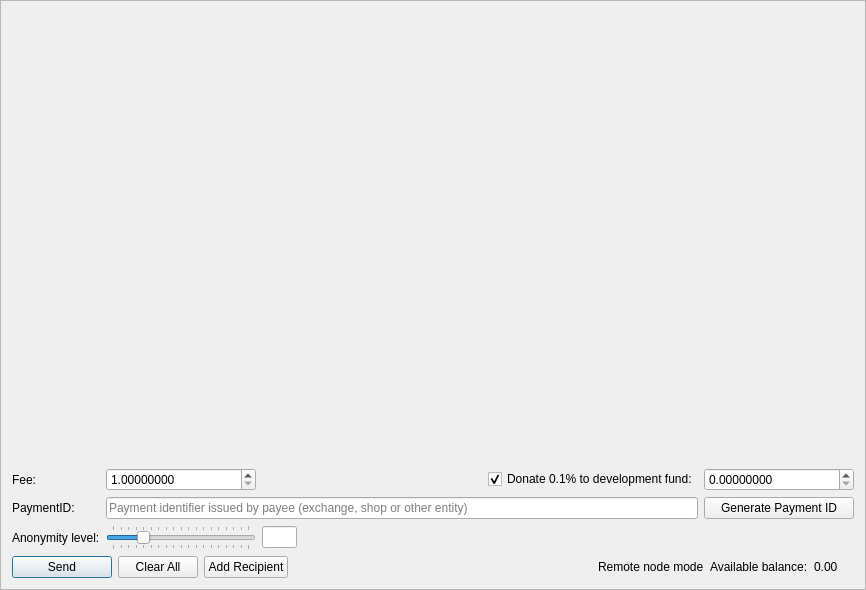
First picture: the form in src/gui/ui/sendframe.ui, repository qwertycoin-org/qwertycoin-gui, before the edit.
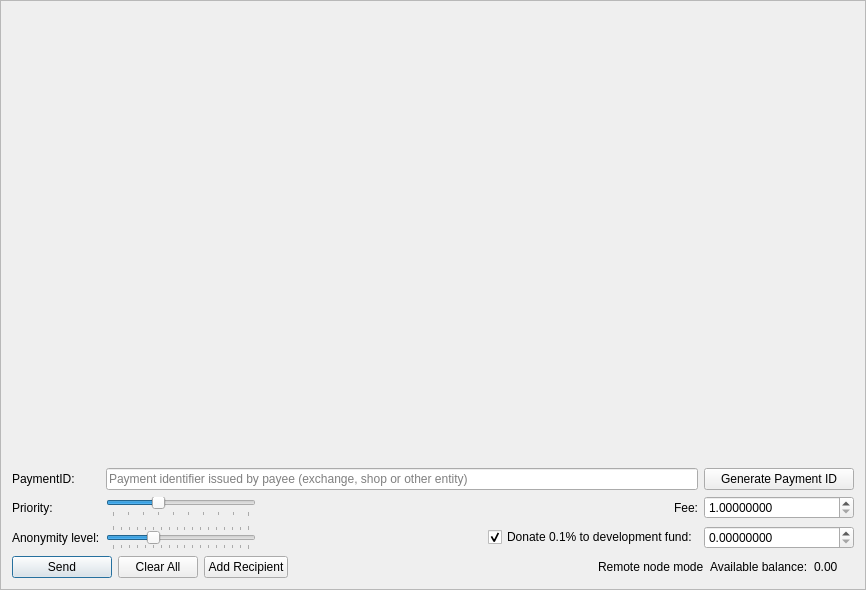
Second picture: the form after the edit. Icons and pictures are not drawn.

Commit message: Add priority slider

```diff
--- a/src/gui/ui/sendframe.ui
+++ b/src/gui/ui/sendframe.ui
@@ -72,6 +72,37 @@
      <property name="topMargin">
       <number>5</number>
      </property>
+     <item row="5" column="0">
+      <widget class="QLabel" name="label_2">
+       <property name="text">
+        <string>Anonymity level:</string>
+       </property>
+      </widget>
+     </item>
+     <item row="5" column="4">
+      <widget class="QCheckBox" name="donateCheckBox">
+       <property name="text">
+        <string>Donate 0.1% to development fund:</string>
+       </property>
+       <property name="checked">
+        <bool>true</bool>
+       </property>
+      </widget>
+     </item>
+     <item row="3" column="0">
+      <widget class="QLabel" name="label_3">
+       <property name="text">
+        <string>Priority:</string>
+       </property>
+      </widget>
+     </item>
+     <item row="1" column="0">
+      <widget class="QLabel" name="label_6">
+       <property name="text">
+        <string>PaymentID:</string>
+       </property>
+      </widget>
+     </item>
      <item row="5" column="1">
       <widget class="QSlider" name="m_mixinSlider">
        <property name="maximumSize">
@@ -87,7 +118,7 @@
         </size>
        </property>
        <property name="minimum">
-        <number>1</number>
+        <number>2</number>
        </property>
        <property name="maximum">
         <number>19</number>
@@ -96,10 +127,10 @@
         <number>1</number>
        </property>
        <property name="value">
-        <number>5</number>
+        <number>7</number>
        </property>
        <property name="sliderPosition">
-        <number>5</number>
+        <number>7</number>
        </property>
        <property name="tracking">
         <bool>false</bool>
@@ -115,116 +146,7 @@
        </property>
       </widget>
      </item>
-     <item row="5" column="0">
-      <widget class="QLabel" name="label_2">
-       <property name="text">
-        <string>Anonymity level:</string>
-       </property>
-      </widget>
-     </item>
-     <item row="1" column="3">
-      <widget class="QCheckBox" name="donateCheckBox">
-       <property name="text">
-        <string>Donate 0.1% to development fund:</string>
-       </property>
-       <property name="checked">
-        <bool>true</bool>
-       </property>
-      </widget>
-     </item>
-     <item row="1" column="0">
-      <widget class="QLabel" name="label">
-       <property name="text">
-        <string>Fee:</string>
-       </property>
-      </widget>
-     </item>
-     <item row="3" column="0">
-      <widget class="QLabel" name="label_6">
-       <property name="text">
-        <string>PaymentID:</string>
-       </property>
-      </widget>
-     </item>
-     <item row="5" column="2">
-      <widget class="QLineEdit" name="m_mixinEdit">
-       <property name="minimumSize">
-        <size>
-         <width>35</width>
-         <height>0</height>
-        </size>
-       </property>
-       <property name="maximumSize">
-        <size>
-         <width>30</width>
-         <height>16777215</height>
-        </size>
-       </property>
-       <property name="text">
-        <string notr="true"/>
-       </property>
-       <property name="maxLength">
-        <number>5</number>
-       </property>
-       <property name="alignment">
-        <set>Qt::AlignCenter</set>
-       </property>
-       <property name="readOnly">
-        <bool>true</bool>
-       </property>
-      </widget>
-     </item>
-     <item row="3" column="1" colspan="3">
-      <widget class="QLineEdit" name="m_paymentIdEdit">
-       <property name="maxLength">
-        <number>64</number>
-       </property>
-       <property name="placeholderText">
-        <string>Payment identifier issued by payee (exchange, shop or other entity)</string>
-       </property>
-      </widget>
-     </item>
-     <item row="1" column="1">
-      <widget class="QDoubleSpinBox" name="m_feeSpin">
-       <property name="minimumSize">
-        <size>
-         <width>150</width>
-         <height>0</height>
-        </size>
-       </property>
-       <property name="baseSize">
-        <size>
-         <width>150</width>
-         <height>0</height>
-        </size>
-       </property>
-       <property name="cursor">
-        <cursorShape>IBeamCursor</cursorShape>
-       </property>
-       <property name="locale">
-        <locale language="English" country="UnitedStates"/>
-       </property>
-       <property name="suffix">
-        <string/>
-       </property>
-       <property name="decimals">
-        <number>8</number>
-       </property>
-       <property name="minimum">
-        <double>1.00000000</double>
-       </property>
-       <property name="maximum">
-        <double>99999999.00000000</double>
-       </property>
-       <property name="singleStep">
-        <double>0.10000000</double>
-       </property>
-       <property name="value">
-        <double>0.10000000</double>
-       </property>
-      </widget>
-     </item>
-     <item row="3" column="4">
+     <item row="1" column="5">
       <widget class="QPushButton" name="m_generatePaymentIdButton">
        <property name="sizePolicy">
         <sizepolicy hsizetype="Preferred" vsizetype="Fixed">
@@ -243,7 +165,67 @@
        </property>
       </widget>
      </item>
-     <item row="1" column="4">
+     <item row="1" column="1" colspan="4">
+      <widget class="QLineEdit" name="m_paymentIdEdit">
+       <property name="maxLength">
+        <number>64</number>
+       </property>
+       <property name="placeholderText">
+        <string>Payment identifier issued by payee (exchange, shop or other entity)</string>
+       </property>
+      </widget>
+     </item>
+     <item row="3" column="5">
+      <widget class="QDoubleSpinBox" name="m_feeSpin">
+       <property name="minimumSize">
+        <size>
+         <width>150</width>
+         <height>0</height>
+        </size>
+       </property>
+       <property name="baseSize">
+        <size>
+         <width>150</width>
+         <height>0</height>
+        </size>
+       </property>
+       <property name="cursor">
+        <cursorShape>IBeamCursor</cursorShape>
+       </property>
+       <property name="locale">
+        <locale language="English" country="UnitedStates"/>
+       </property>
+       <property name="suffix">
+        <string/>
+       </property>
+       <property name="decimals">
+        <number>8</number>
+       </property>
+       <property name="minimum">
+        <double>1.00000000</double>
+       </property>
+       <property name="maximum">
+        <double>999999999999999.00000000</double>
+       </property>
+       <property name="singleStep">
+        <double>0.01000000</double>
+       </property>
+       <property name="value">
+        <double>1.00000000</double>
+       </property>
+      </widget>
+     </item>
+     <item row="3" column="4">
+      <widget class="QLabel" name="label">
+       <property name="text">
+        <string>Fee:</string>
+       </property>
+       <property name="alignment">
+        <set>Qt::AlignRight|Qt::AlignTrailing|Qt::AlignVCenter</set>
+       </property>
+      </widget>
+     </item>
+     <item row="5" column="5">
       <widget class="QDoubleSpinBox" name="m_donateSpin">
        <property name="minimumSize">
         <size>
@@ -273,14 +255,14 @@
         <number>8</number>
        </property>
        <property name="maximum">
-        <double>99999999.00000000</double>
+        <double>999999999999999.00000000</double>
        </property>
        <property name="singleStep">
         <double>0.10000000</double>
        </property>
       </widget>
      </item>
-     <item row="1" column="2">
+     <item row="5" column="3">
       <spacer name="horizontalSpacer">
        <property name="orientation">
         <enum>Qt::Horizontal</enum>
@@ -296,6 +278,60 @@
        </property>
       </spacer>
      </item>
+     <item row="3" column="1">
+      <layout class="QGridLayout" name="m_priorityGridLayout">
+       <property name="verticalSpacing">
+        <number>0</number>
+       </property>
+       <item row="0" column="0">
+        <widget class="QSlider" name="m_prioritySlider">
+         <property name="maximumSize">
+          <size>
+           <width>150</width>
+           <height>16777215</height>
+          </size>
+         </property>
+         <property name="baseSize">
+          <size>
+           <width>200</width>
+           <height>0</height>
+          </size>
+         </property>
+         <property name="minimum">
+          <number>1</number>
+         </property>
+         <property name="maximum">
+          <number>10</number>
+         </property>
+         <property name="pageStep">
+          <number>1</number>
+         </property>
+         <property name="value">
+          <number>4</number>
+         </property>
+         <property name="sliderPosition">
+          <number>4</number>
+         </property>
+         <property name="orientation">
+          <enum>Qt::Horizontal</enum>
+         </property>
+         <property name="tickPosition">
+          <enum>QSlider::TicksBelow</enum>
+         </property>
+         <property name="tickInterval">
+          <number>1</number>
+         </property>
+        </widget>
+       </item>
+      </layout>
+     </item>
+     <item row="5" column="2">
+      <widget class="QLabel" name="m_mixinLabel">
+       <property name="text">
+        <string/>
+       </property>
+      </widget>
+     </item>
     </layout>
    </item>
    <item>
```
Left out of the diff: 24 changed lines with no effect on the pictures. The commit also changes 4 other files.
